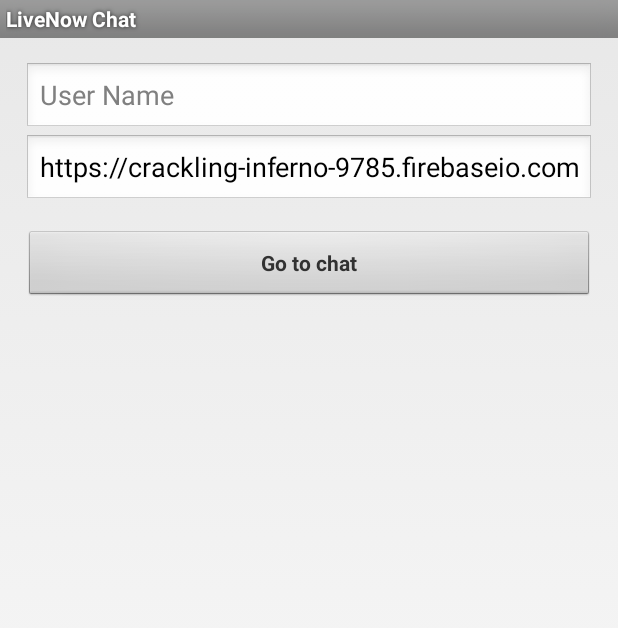
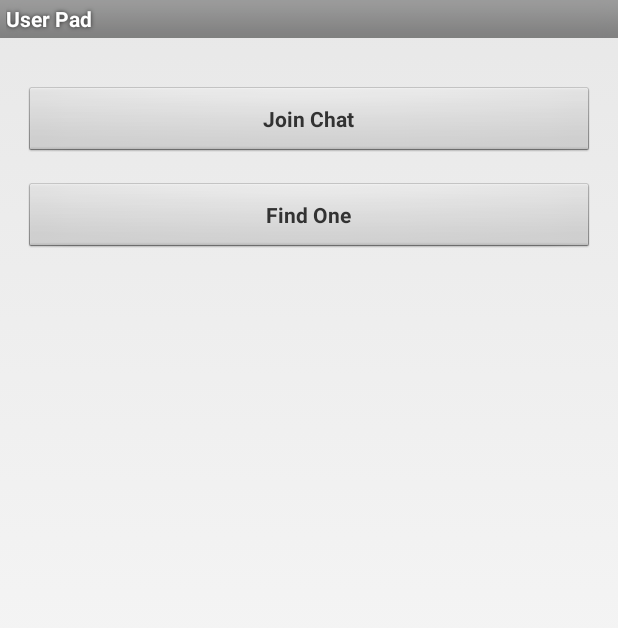
Before and after one commit to Zyron/LiveNowChat, an Android app: the screen it shows after launch (find_user before the commit, UserPad after it), on a phone screen of 412 x 824 dp. Shown: the top 628 px of the screen. Run offline under Robolectric (Android 15) with nearby library versions, the phone set to English and light mode, and no system bars; libraries missing offline, so code that uses them is left out: com.firebase.client; 1 statement that could not run was skipped.

Commit message:
User pad added

```diff
--- /dev/null
+++ b/AndroidChat/app/src/main/java/com/firebase/androidchat/UserPad.java
@@ -0,0 +1,27 @@
+package com.firebase.androidchat;
+
+import android.content.Intent;
+import android.os.Bundle;
+import android.app.Activity;
+import android.view.*;
+
+public class UserPad extends Activity {
+
+    @Override
+    protected void onCreate(Bundle savedInstanceState) {
+        super.onCreate(savedInstanceState);
+        setContentView(R.layout.activity_user_pad);
+    }
+
+    public void to_chat(View view)
+    {
+        Intent intent = new Intent(this, find_user.class);
+        startActivity(intent);
+    }
+
+    public void find_to_chat(View view)
+    {
+        Intent intent = new Intent(this, findone.class);
+        startActivity(intent);
+    }
+}
--- /dev/null
+++ b/AndroidChat/app/src/main/res/layout/activity_user_pad.xml
@@ -0,0 +1,25 @@
+<?xml version="1.0" encoding="utf-8"?>
+<RelativeLayout xmlns:android="http://schemas.android.com/apk/res/android"
+    xmlns:tools="http://schemas.android.com/tools" android:layout_width="match_parent"
+    android:layout_height="match_parent" android:paddingLeft="@dimen/activity_horizontal_margin"
+    android:paddingRight="@dimen/activity_horizontal_margin"
+    android:paddingTop="@dimen/activity_vertical_margin"
+    android:paddingBottom="@dimen/activity_vertical_margin"
+    tools:context="com.firebase.androidchat.UserPad">
+
+    <LinearLayout android:layout_width="match_parent"
+        android:layout_height="wrap_content" android:orientation="vertical">
+
+
+    <Button android:id="@+id/toChat" style="?android:textAppearanceSmall"
+        android:layout_width="match_parent" android:layout_height="wrap_content"
+        android:layout_marginTop="16dp" android:onClick="to_chat" android:text="Join Chat"
+        android:textStyle="bold" />
+
+    <Button android:id="@+id/findToChat" style="?android:textAppearanceSmall"
+        android:layout_width="match_parent" android:layout_height="wrap_content"
+        android:layout_marginTop="16dp" android:onClick="find_to_chat" android:text="Find One"
+        android:textStyle="bold" />
+
+    </LinearLayout>
+</RelativeLayout>
--- /dev/null
+++ b/AndroidChat/app/src/main/res/values-w820dp/dimens.xml
@@ -0,0 +1,6 @@
+<resources>
+    <!-- Example customization of dimensions originally defined in res/values/dimens.xml
+         (such as screen margins) for screens with more than 820dp of available width. This
+         would include 7" and 10" devices in landscape (~960dp and ~1280dp respectively). -->
+    <dimen name="activity_horizontal_margin">64dp</dimen>
+</resources>
--- a/AndroidChat/app/src/main/res/values/strings.xml
+++ b/AndroidChat/app/src/main/res/values/strings.xml
@@ -16,5 +16,7 @@
     <string name="permission_rationale">"Contacts permissions are needed for providing email
         completions."
     </string>
+    <string name="title_activity_user_pad">User Pad</string>
+    <string name="title_activity_findone">findone</string>
 
 </resources>
```
Also changed, not shown: AndroidChat/app/src/main/AndroidManifest.xml (+10 -2 lines), AndroidChat/app/src/main/java/com/firebase/androidchat/findone.java (added, +14 -0 lines), AndroidChat/app/src/main/res/layout/activity_findone.xml (added, +25 -0 lines).
